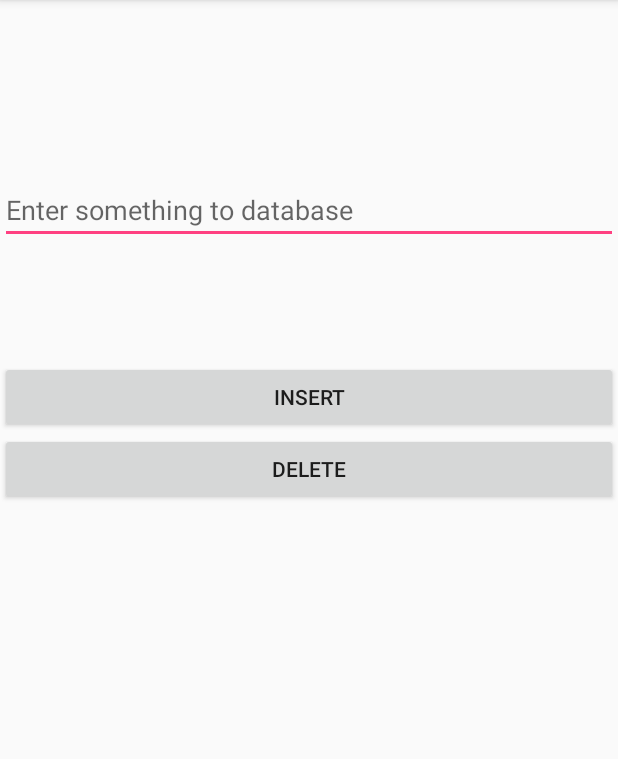
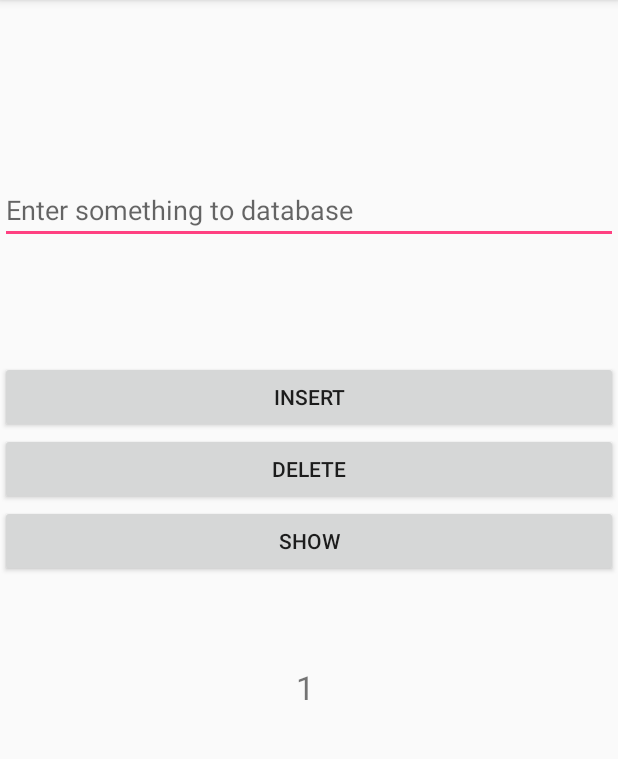
Before and after one commit to Rushabh179/Android-Learning, an Android app: the SqliteDatabaseExampleActivity screen opened directly, with no data from a screen before it, after a tap on "INSERT", on a phone screen of 412 x 824 dp, the part 84-843 px from its top. Run offline under Robolectric (Android 15) with nearby library versions, the phone set to English and light mode, and no system bars; our stand-ins replace sdp/ssp sizes.

Commit message:
Sqlite update

```diff
--- a/app/src/main/java/com/simform/rushabhmodi/androidlearning/examples/SqliteDatabaseExampleActivity.java
+++ b/app/src/main/java/com/simform/rushabhmodi/androidlearning/examples/SqliteDatabaseExampleActivity.java
@@ -26,8 +26,7 @@ public class SqliteDatabaseExampleActivity extends AppCompatActivity {
         writeSqlite = findViewById(R.id.edittext_sqlite_write);
         readSqlite = findViewById(R.id.textview_sqlite_read);
         sqlitePojo = new SqlitePojo();
-        sqliteHelper = new SqliteHelper(this, null, null, 1);
-        printDatabase();
+        sqliteHelper = new SqliteHelper(this, null);
     }
 
     public void onSqliteClick(View view) {
@@ -42,6 +41,10 @@ public class SqliteDatabaseExampleActivity extends AppCompatActivity {
                 sqliteHelper.deleteItem(writeSqlite.getText().toString());
                 printDatabase();
                 break;
+
+            case R.id.btn_sqlite_show:
+                printDatabase();
+                break;
         }
     }
 
--- a/app/src/main/java/com/simform/rushabhmodi/androidlearning/other/SqliteHelper.java
+++ b/app/src/main/java/com/simform/rushabhmodi/androidlearning/other/SqliteHelper.java
@@ -19,7 +19,7 @@ public class SqliteHelper extends SQLiteOpenHelper {
     public static final String TABLE_NAME = "sqlitetable";
     public static final String COLUMN_ITEM = "item";
 
-    public SqliteHelper(Context context, String name, SQLiteDatabase.CursorFactory factory, int version) {
+    public SqliteHelper(Context context, SQLiteDatabase.CursorFactory factory) {
         super(context, DATABASE_NAME, factory, DATABASE_VERSION);
     }
 
@@ -65,6 +65,7 @@ public class SqliteHelper extends SQLiteOpenHelper {
 
         while (!c.isAfterLast()) {
             if (c.getString(c.getColumnIndex(COLUMN_ITEM)) != null) {
+                dbString.append(c.getString(c.getColumnIndex(COLUMN_ID))).append(" ");
                 dbString.append(c.getString(c.getColumnIndex(COLUMN_ITEM)));
                 dbString.append("\n");
             }
--- a/app/src/main/res/layout/activity_sqlite_database_example.xml
+++ b/app/src/main/res/layout/activity_sqlite_database_example.xml
@@ -36,11 +36,22 @@
             android:id="@+id/btn_sqlite_delete"
             android:layout_width="match_parent"
             android:layout_height="wrap_content"
+            android:onClick="onSqliteClick"
             android:text="@string/sqlite_btn_delete"
-            android:onClick="onSqliteClick"
+            app:layout_constraintBottom_toTopOf="@+id/btn_sqlite_show"
             app:layout_constraintEnd_toEndOf="parent"
             app:layout_constraintStart_toStartOf="parent"
             app:layout_constraintTop_toBottomOf="@+id/btn_sqlite_insert" />
+
+        <Button
+            android:id="@+id/btn_sqlite_show"
+            android:layout_width="match_parent"
+            android:layout_height="wrap_content"
+            android:onClick="onSqliteClick"
+            android:text="@string/sqlite_btn_show"
+            app:layout_constraintEnd_toEndOf="parent"
+            app:layout_constraintStart_toStartOf="parent"
+            app:layout_constraintTop_toBottomOf="@+id/btn_sqlite_delete" />
 
         <TextView
             android:id="@+id/textview_sqlite_read"
@@ -54,7 +65,7 @@
             app:layout_constraintBottom_toBottomOf="parent"
             app:layout_constraintEnd_toEndOf="parent"
             app:layout_constraintStart_toStartOf="parent"
-            app:layout_constraintTop_toBottomOf="@+id/btn_sqlite_delete"
+            app:layout_constraintTop_toBottomOf="@+id/btn_sqlite_show"
             tools:text="@tools:sample/lorem/random" />
 
     </android.support.constraint.ConstraintLayout>
--- a/app/src/main/res/values/strings.xml
+++ b/app/src/main/res/values/strings.xml
@@ -187,5 +187,6 @@
     <string name="sqlite_edittext_hint">Enter something to database</string>
     <string name="sqlite_btn_insert">Insert</string>
     <string name="sqlite_btn_delete">Delete</string>
+    <string name="sqlite_btn_show">Show</string>
 
 </resources>
```
